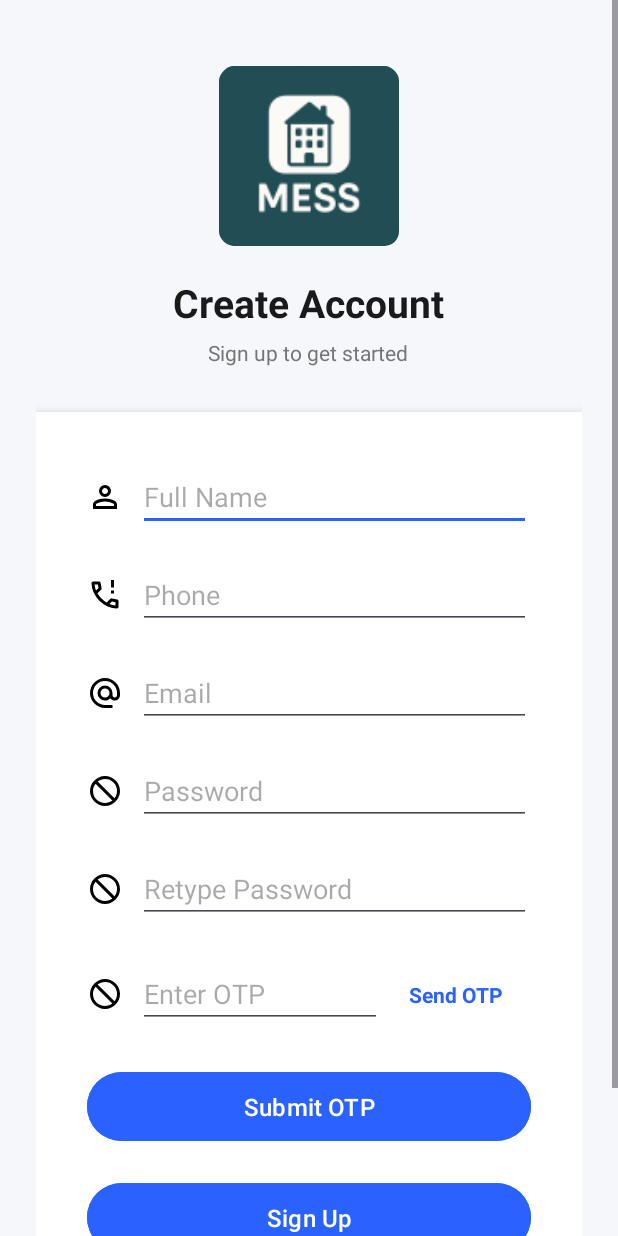
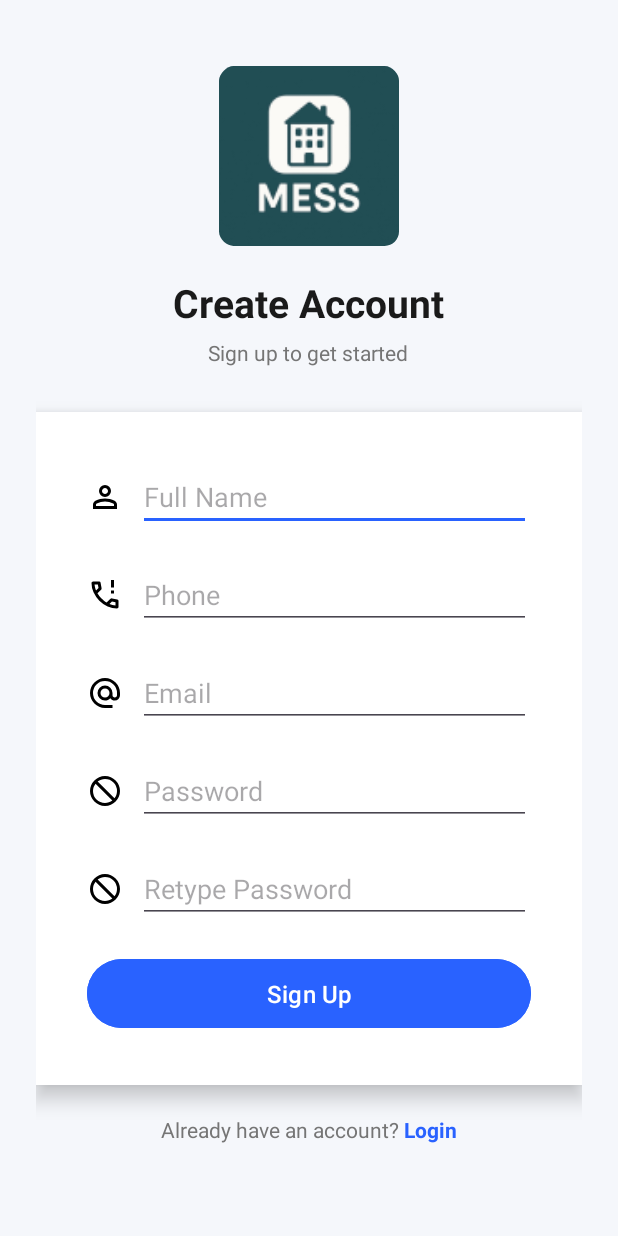
Before and after one commit to AbrarShakhi/mess-management-app, an Android app: the SignupActivity screen opened directly, with no data from a screen before it, on a phone screen of 412 x 824 dp. Run offline under Robolectric (Android 15) with nearby library versions, the phone set to English and light mode, and no system bars; 1 statement that could not run was skipped.

Commit message:
progress to signup acctivity

```diff
--- a/app/src/main/java/com/github/abrarshakhi/mmap/auth/presentation/activities/ForgetPasswordActivity.java
+++ b/app/src/main/java/com/github/abrarshakhi/mmap/auth/presentation/activities/ForgetPasswordActivity.java
@@ -17,7 +17,7 @@ public class ForgetPasswordActivity extends AppCompatActivity {
         super.onCreate(savedInstanceState);
         EdgeToEdge.enable(this);
         setContentView(R.layout.activity_forget_password);
-        ViewCompat.setOnApplyWindowInsetsListener(findViewById(R.id.main), (v, insets) -> {
+        ViewCompat.setOnApplyWindowInsetsListener(findViewById(R.id.forgetPassword), (v, insets) -> {
             Insets systemBars = insets.getInsets(WindowInsetsCompat.Type.systemBars());
             v.setPadding(systemBars.left, systemBars.top, systemBars.right, systemBars.bottom);
             return insets;
--- a/app/src/main/java/com/github/abrarshakhi/mmap/auth/presentation/activities/SignupActivity.java
+++ b/app/src/main/java/com/github/abrarshakhi/mmap/auth/presentation/activities/SignupActivity.java
@@ -1,6 +1,10 @@
 package com.github.abrarshakhi.mmap.auth.presentation.activities;
 
 import android.os.Bundle;
+import android.widget.Button;
+import android.widget.EditText;
+import android.widget.LinearLayout;
+import android.widget.TextView;
 
 import androidx.activity.EdgeToEdge;
 import androidx.appcompat.app.AppCompatActivity;
@@ -9,18 +13,57 @@ import androidx.core.view.ViewCompat;
 import androidx.core.view.WindowInsetsCompat;
 
 import com.github.abrarshakhi.mmap.R;
+import com.github.abrarshakhi.mmap.auth.data.local.storage.AuthStorage;
+import com.github.abrarshakhi.mmap.auth.data.repository.AuthRepositoryImpl;
+import com.github.abrarshakhi.mmap.auth.domain.usecase.SignupUseCase;
+import com.github.abrarshakhi.mmap.auth.presentation.navigations.SignupNavigation;
+import com.github.abrarshakhi.mmap.auth.presentation.viewmodels.SignupViewModel;
+import com.github.abrarshakhi.mmap.core.connection.ApiModule;
 
 public class SignupActivity extends AppCompatActivity {
+    EditText etFullNameSignup, etPhoneSignup, etEmailSignup, etPasswordSignup,
+            etConfirmPasswordSignup, etOtpSignup, btnSendOtpSignup;
+    Button btnSignup, btnSubmitOtpSignup;
+    TextView tvGoToLogin;
+    LinearLayout llEnterOtp;
+
+    SignupViewModel viewModel;
+    SignupNavigation navigation;
 
     @Override
     protected void onCreate(Bundle savedInstanceState) {
         super.onCreate(savedInstanceState);
         EdgeToEdge.enable(this);
         setContentView(R.layout.activity_signup);
-        ViewCompat.setOnApplyWindowInsetsListener(findViewById(R.id.main), (v, insets) -> {
+        ViewCompat.setOnApplyWindowInsetsListener(findViewById(R.id.signup), (v, insets) -> {
             Insets systemBars = insets.getInsets(WindowInsetsCompat.Type.systemBars());
             v.setPadding(systemBars.left, systemBars.top, systemBars.right, systemBars.bottom);
             return insets;
         });
+
+        etFullNameSignup = findViewById(R.id.etFullNameSignup);
+        etPhoneSignup = findViewById(R.id.etPhoneSignp);
+        etEmailSignup = findViewById(R.id.etEmailSignup);
+        etPasswordSignup = findViewById(R.id.etPasswordSignup);
+        etConfirmPasswordSignup = findViewById(R.id.etConfirmPasswordSignup);
+        btnSignup = findViewById(R.id.btnSignup);
+        tvGoToLogin = findViewById(R.id.tvGoToLogin);
+        llEnterOtp = findViewById(R.id.llEnterOtp);
+        etOtpSignup = findViewById(R.id.etOtpSignup);
+        btnSendOtpSignup = findViewById(R.id.btnSendOtpSignup);
+        btnSubmitOtpSignup = findViewById(R.id.btnSubmitOtpSignup);
+
+        var api = ApiModule.getInstance().provideAuthApiService();
+        var local = AuthStorage.getInstance(this).unwrapOr(null);
+        var repo = new AuthRepositoryImpl(api, local);
+
+        var signupUseCase = new SignupUseCase(repo);
+        viewModel = new SignupViewModel(signupUseCase);
+        navigation = new SignupNavigation(this);
+
+        tvGoToLogin.setOnClickListener(v -> {
+            navigation.toLoginActivity();
+            finishAffinity();
+        });
     }
 }
--- /dev/null
+++ b/app/src/main/java/com/github/abrarshakhi/mmap/auth/presentation/navigations/SignupNavigation.java
@@ -0,0 +1,26 @@
+package com.github.abrarshakhi.mmap.auth.presentation.navigations;
+
+import android.content.Context;
+import android.content.Intent;
+import android.os.Bundle;
+
+import com.github.abrarshakhi.mmap.auth.presentation.activities.LoginActivity;
+
+import org.jetbrains.annotations.NotNull;
+
+public class SignupNavigation {
+    private final Context context;
+
+    public SignupNavigation(@NotNull Context context) {
+        this.context = context;
+    }
+
+    public void toLoginActivity() {
+        context.startActivity(new Intent(context, LoginActivity.class));
+    }
+
+    public void toLoginActivity(@NotNull Bundle bundle) {
+        context.startActivity(new Intent(context, LoginActivity.class).putExtras(bundle));
+    }
+
+}
--- a/app/src/main/java/com/github/abrarshakhi/mmap/home/presentation/activities/HomeActivity.java
+++ b/app/src/main/java/com/github/abrarshakhi/mmap/home/presentation/activities/HomeActivity.java
@@ -28,7 +28,7 @@ public class HomeActivity extends AppCompatActivity {
         EdgeToEdge.enable(this);
         binding = ActivityHomeBinding.inflate(getLayoutInflater());
         setContentView(binding.getRoot());
-        ViewCompat.setOnApplyWindowInsetsListener(findViewById(R.id.main), (v, insets) -> {
+        ViewCompat.setOnApplyWindowInsetsListener(findViewById(R.id.home), (v, insets) -> {
             Insets systemBars = insets.getInsets(WindowInsetsCompat.Type.systemBars());
             v.setPadding(systemBars.left, systemBars.top, systemBars.right, systemBars.bottom);
             return insets;
--- a/app/src/main/res/layout/activity_home.xml
+++ b/app/src/main/res/layout/activity_home.xml
@@ -2,7 +2,7 @@
 <LinearLayout xmlns:android="http://schemas.android.com/apk/res/android"
     xmlns:app="http://schemas.android.com/apk/res-auto"
     xmlns:tools="http://schemas.android.com/tools"
-    android:id="@+id/main"
+    android:id="@+id/home"
     android:layout_width="match_parent"
     android:layout_height="match_parent"
     android:orientation="vertical"
--- a/app/src/main/res/layout/activity_login.xml
+++ b/app/src/main/res/layout/activity_login.xml
@@ -12,6 +12,7 @@
     android:id="@+id/llLogin"
     android:layout_width="match_parent"
     android:layout_height="wrap_content"
+    android:visibility="gone"
     android:gravity="center"
     android:orientation="vertical"
     android:padding="24dp">
--- a/app/src/main/res/layout/activity_signup.xml
+++ b/app/src/main/res/layout/activity_signup.xml
@@ -75,13 +75,13 @@
                     android:src="@drawable/ic_person" />
 
                 <EditText
-                    android:id="@+id/editFullName"
+                    android:id="@+id/etFullNameSignup"
                     android:layout_width="match_parent"
                     android:layout_height="wrap_content"
                     android:autofillHints="name"
                     android:hint="Full Name"
-                    android:textColor="@color/black"
-                    android:inputType="textPersonName" />
+                    android:inputType="textPersonName"
+                    android:textColor="@color/black" />
             </LinearLayout>
 
             <LinearLayout
@@ -99,13 +99,13 @@
                     android:src="@drawable/ic_phone" />
 
                 <EditText
-                    android:id="@+id/editPhone"
+                    android:id="@+id/etPhoneSignp"
                     android:layout_width="match_parent"
                     android:layout_height="wrap_content"
-                    android:textColor="@color/black"
                     android:autofillHints="phone"
                     android:hint="Phone"
-                    android:inputType="phone" />
+                    android:inputType="phone"
+                    android:textColor="@color/black" />
             </LinearLayout>
 
             <LinearLayout
@@ -123,13 +123,13 @@
                     android:src="@drawable/ic_email" />
 
                 <EditText
-                    android:id="@+id/editEmailSignup"
+                    android:id="@+id/etEmailSignup"
                     android:layout_width="match_parent"
                     android:layout_height="wrap_content"
-                    android:textColor="@color/black"
                     android:autofillHints="emailAddress"
                     android:hint="Email"
-                    android:inputType="textEmailAddress" />
+                    android:inputType="textEmailAddress"
+                    android:textColor="@color/black" />
 
             </LinearLayout>
 
@@ -148,13 +148,13 @@
                     android:src="@drawable/ic_lock" />
 
                 <EditText
-                    android:id="@+id/editPasswordSignup"
+                    android:id="@+id/etPasswordSignup"
                     android:layout_width="match_parent"
                     android:layout_height="wrap_content"
-                    android:textColor="@color/black"
                     android:autofillHints="password"
                     android:hint="Password"
-                    android:inputType="textPassword" />
+                    android:inputType="textPassword"
+                    android:textColor="@color/black" />
             </LinearLayout>
 
             <LinearLayout
@@ -172,19 +172,34 @@
                     android:src="@drawable/ic_lock" />
 
                 <EditText
-                    android:id="@+id/editConfirmPassword"
+                    android:id="@+id/etConfirmPasswordSignup"
                     android:layout_width="match_parent"
                     android:layout_height="wrap_content"
-                    android:textColor="@color/black"
                     android:autofillHints="password"
                     android:hint="Retype Password"
-                    android:inputType="textPassword" />
+                    android:inputType="textPassword"
+                    android:textColor="@color/black" />
             </LinearLayout>
 
-            <LinearLayout
+
+            <Button
+                android:id="@+id/btnSignup"
                 android:layout_width="match_parent"
                 android:layout_height="wrap_content"
                 android:layout_margin="10dp"
+                android:backgroundTint="@color/button_bg"
+                android:enabled="false"
+                android:padding="12dp"
+                android:text="Sign Up"
+                android:textColor="@color/white"
+                android:textSize="16sp" />
+
+            <LinearLayout
+                android:id="@+id/llEnterOtp"
+                android:layout_width="match_parent"
+                android:layout_height="wrap_content"
+                android:layout_margin="10dp"
+                android:visibility="gone"
                 android:gravity="center_vertical"
                 android:orientation="horizontal">
 
@@ -196,7 +211,7 @@
                     android:src="@drawable/ic_lock" />
 
                 <EditText
-                    android:id="@+id/editOtp"
+                    android:id="@+id/etOtpSignup"
                     android:layout_width="0dp"
                     android:layout_height="wrap_content"
                     android:textColor="@color/black"
@@ -206,7 +221,7 @@
                     android:inputType="number" />
 
                 <TextView
-                    android:id="@+id/btnSendOtp"
+                    android:id="@+id/btnSendOtpSignup"
                     android:layout_width="wrap_content"
                     android:layout_height="wrap_content"
                     android:layout_gravity="center"
@@ -224,6 +239,7 @@
 
             <Button
                 android:id="@+id/btnSubmitOtpSignup"
+                android:visibility="gone"
                 android:layout_width="match_parent"
                 android:layout_height="wrap_content"
                 android:layout_margin="10dp"
@@ -232,19 +248,6 @@
                 android:text="Submit OTP"
                 android:textColor="@color/white"
                 android:textSize="16sp" />
-
-            <Button
-                android:id="@+id/btnSignUp"
-                android:layout_width="match_parent"
-                android:layout_height="wrap_content"
-                android:layout_margin="10dp"
-                android:backgroundTint="@color/button_bg"
-                android:padding="12dp"
-                android:enabled="false"
-                android:text="Sign Up"
-                android:textColor="@color/white"
-                android:textSize="16sp" />
-
         </LinearLayout>
 
         <LinearLayout
```
Also changed, not shown: app/src/main/java/com/github/abrarshakhi/mmap/auth/data/local/dto/LoginTokenDto.java (+17 -2 lines), app/src/main/java/com/github/abrarshakhi/mmap/auth/data/local/storage/AuthStorage.java (+8 -2 lines), app/src/main/java/com/github/abrarshakhi/mmap/auth/data/repository/AuthRepositoryImpl.java (+11 -7 lines), app/src/main/java/com/github/abrarshakhi/mmap/auth/domain/model/LoginResult.java (+7 -2 lines), app/src/main/java/com/github/abrarshakhi/mmap/auth/presentation/activities/LoginActivity.java (+18 -19 lines).
